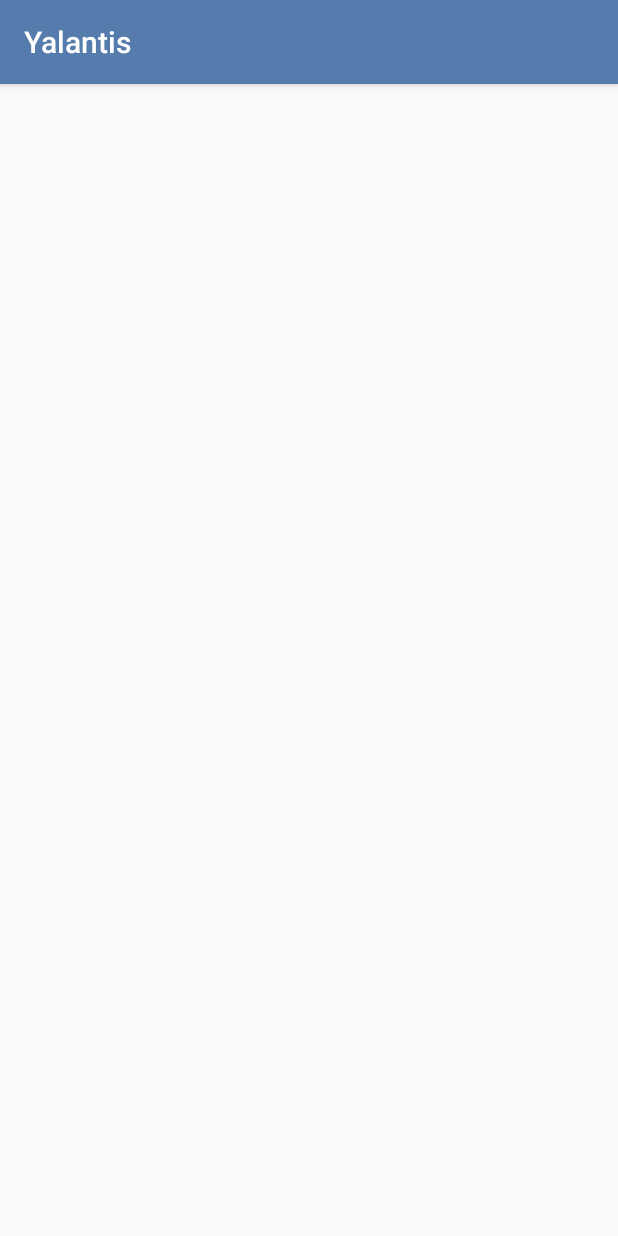
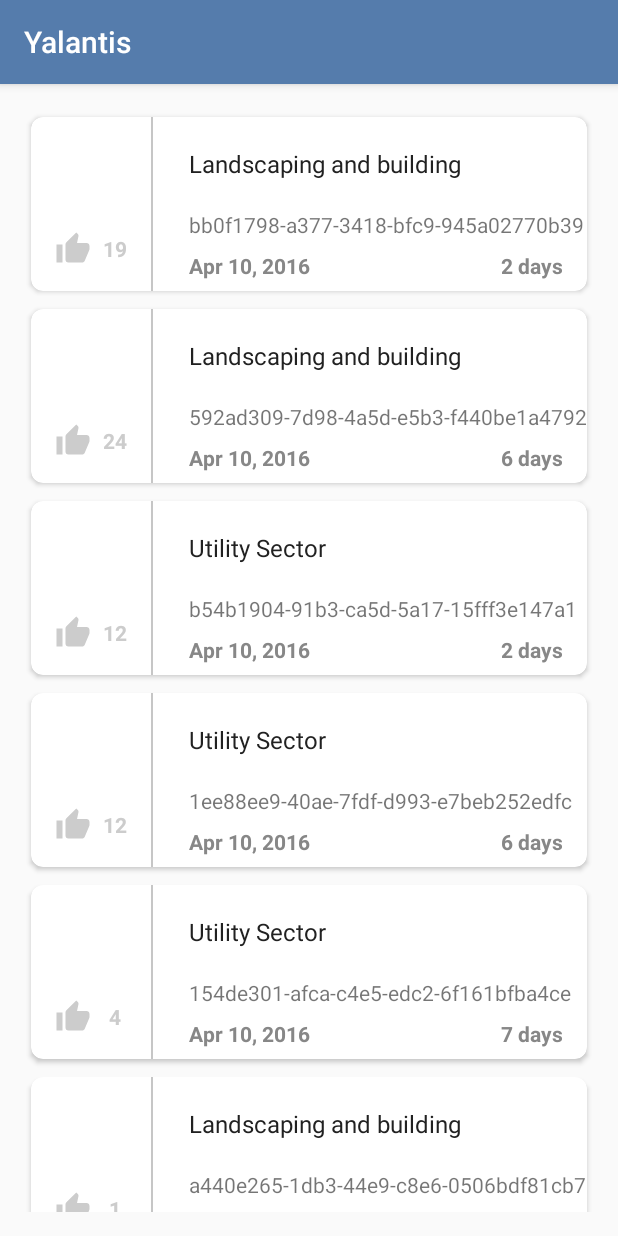
Before and after one commit to Bringoff/YalantisTask1, an Android app: the screen it shows after launch (RequestListActivity), on a phone screen of 412 x 824 dp. Run offline under Robolectric (Android 15) with nearby library versions, the phone set to English and light mode, and no system bars.

Commit message:
Request list fragment with RecyclerView implemented

```diff
--- a/app/build.gradle
+++ b/app/build.gradle
@@ -30,4 +30,5 @@ dependencies {
     compile "com.android.support:cardview-v7:$supportVersion"
     compile "com.android.support:percent:$supportVersion"
     compile "com.github.bumptech.glide:glide:$glideVersion"
+    compile 'com.android.support:support-v4:23.3.0'
 }
--- a/app/src/main/AndroidManifest.xml
+++ b/app/src/main/AndroidManifest.xml
@@ -13,7 +13,9 @@
         android:supportsRtl="true"
         android:theme="@style/AppTheme"
         tools:ignore="GoogleAppIndexingWarning">
-        <activity android:name=".requests.RequestListActivity">
+        <activity
+            android:name=".requests.RequestListActivity"
+            android:screenOrientation="sensorPortrait">
             <intent-filter>
                 <action android:name="android.intent.action.MAIN"/>
 
--- a/app/src/main/java/xyz/bringoff/yalantistask1/requests/RequestListActivity.java
+++ b/app/src/main/java/xyz/bringoff/yalantistask1/requests/RequestListActivity.java
@@ -4,6 +4,7 @@ import android.os.Bundle;
 import android.support.v7.app.AppCompatActivity;
 
 import xyz.bringoff.yalantistask1.R;
+import xyz.bringoff.yalantistask1.requests.fragment.RecyclerRequestListFragment;
 
 public class RequestListActivity extends AppCompatActivity {
 
@@ -11,5 +12,9 @@ public class RequestListActivity extends AppCompatActivity {
     protected void onCreate(Bundle savedInstanceState) {
         super.onCreate(savedInstanceState);
         setContentView(R.layout.activity_request_list);
+
+        getSupportFragmentManager().beginTransaction()
+                .replace(R.id.container, RecyclerRequestListFragment.newInstance())
+                .commit();
     }
 }
--- /dev/null
+++ b/app/src/main/java/xyz/bringoff/yalantistask1/requests/adapter/RequestRecyclerAdapter.java
@@ -0,0 +1,111 @@
+package xyz.bringoff.yalantistask1.requests.adapter;
+
+import android.content.Context;
+import android.support.v7.widget.RecyclerView;
+import android.view.LayoutInflater;
+import android.view.View;
+import android.view.ViewGroup;
+import android.widget.ImageView;
+import android.widget.TextView;
+
+import java.util.List;
+
+import xyz.bringoff.yalantistask1.R;
+import xyz.bringoff.yalantistask1.data.Request;
+import xyz.bringoff.yalantistask1.utils.DateUtils;
+
+public class RequestRecyclerAdapter extends RecyclerView.Adapter<RequestRecyclerAdapter.ViewHolder> {
+
+    private Context mContext;
+    private List<Request> mRequests;
+
+    public RequestRecyclerAdapter(Context context) {
+        mContext = context;
+    }
+
+    @Override
+    public ViewHolder onCreateViewHolder(ViewGroup parent, int viewType) {
+        return new ViewHolder(LayoutInflater.from(
+                parent.getContext()).inflate(R.layout.request_list_item, parent, false));
+    }
+
+    @Override
+    public void onBindViewHolder(ViewHolder holder, int position) {
+        holder.setRequest(mRequests.get(position));
+    }
+
+    @Override
+    public int getItemCount() {
+        return mRequests.size();
+    }
+
+    public void setRequests(List<Request> requests) {
+        mRequests = requests;
+        notifyDataSetChanged();
+    }
+
+    protected class ViewHolder extends RecyclerView.ViewHolder {
+
+        private Request mRequest;
+
+        private ImageView mRequestTypeImageView;
+        private TextView mRequestTypeTextView;
+        private TextView mRequestAddressTextView;
+        private TextView mRequestEndDateTextView;
+        private TextView mRequestBeginDateDiffTextView;
+        private TextView mLikesTextView;
+
+        public ViewHolder(View itemView) {
+            super(itemView);
+            mRequestTypeImageView = (ImageView) itemView.findViewById(R.id.request_type_icon_image_view);
+            mRequestTypeTextView = (TextView) itemView.findViewById(R.id.request_type_text_view);
+            mRequestAddressTextView = (TextView) itemView.findViewById(R.id.request_address_text_view);
+            mRequestEndDateTextView = (TextView) itemView.findViewById(R.id.request_due_date_text_view);
+            mRequestBeginDateDiffTextView = (TextView) itemView.findViewById(R.id.request_days_left_text_view);
+            mLikesTextView = (TextView) itemView.findViewById(R.id.likes_text_view);
+        }
+
+        public void setRequest(Request request) {
+            mRequest = request;
+            setRequestType(mRequest.getRequestType());
+            setRequestAddress(mRequest.getAddress());
+            setBeginDate(mRequest.getCreatedDate());
+            setEndDate(mRequest.getSolveToDate());
+            setLikes(mRequest.getLikes());
+        }
+
+        private void setRequestType(Request.RequestType type) {
+            switch (type) {
+                case BUILDING:
+                    mRequestTypeTextView.setText(mContext.getString(R.string.landscaping_building));
+                    break;
+                case UTILITY_SECTOR:
+                    mRequestTypeTextView.setText(mContext.getString(R.string.utility_sector));
+                    break;
+                case OTHER:
+                    mRequestTypeTextView.setText(mContext.getString(R.string.other));
+                    break;
+
+                default:
+                    break;
+            }
+        }
+
+        private void setRequestAddress(String address) {
+            mRequestAddressTextView.setText(address);
+        }
+
+        private void setBeginDate(long date) {
+            mRequestBeginDateDiffTextView.setText(DateUtils.unixToDateDiffString(mContext, date));
+        }
+
+        private void setEndDate(long date) {
+            mRequestEndDateTextView.setText(DateUtils.unixToMediumDateString(mContext, date));
+        }
+
+        private void setLikes(int likes) {
+            mLikesTextView.setText(String.valueOf(likes));
+        }
+    }
+
+}
--- /dev/null
+++ b/app/src/main/java/xyz/bringoff/yalantistask1/requests/fragment/BaseRequestListFragment.java
@@ -0,0 +1,26 @@
+package xyz.bringoff.yalantistask1.requests.fragment;
+
+import android.os.Bundle;
+import android.support.annotation.Nullable;
+import android.support.v4.app.Fragment;
+
+import java.util.List;
+
+import xyz.bringoff.yalantistask1.data.Request;
+
+public abstract class BaseRequestListFragment extends Fragment {
+
+    protected List<Request> requests;
+
+    @Override
+    public void onCreate(@Nullable Bundle savedInstanceState) {
+        super.onCreate(savedInstanceState);
+    }
+
+    public void setRequests(List<Request> requests) {
+        this.requests = requests;
+        notifyAdapterAboutRequests();
+    }
+
+    protected abstract void notifyAdapterAboutRequests();
+}
--- /dev/null
+++ b/app/src/main/java/xyz/bringoff/yalantistask1/requests/fragment/RecyclerRequestListFragment.java
@@ -0,0 +1,56 @@
+package xyz.bringoff.yalantistask1.requests.fragment;
+
+
+import android.os.Bundle;
+import android.support.annotation.Nullable;
+import android.support.v7.widget.LinearLayoutManager;
+import android.support.v7.widget.RecyclerView;
+import android.view.LayoutInflater;
+import android.view.View;
+import android.view.ViewGroup;
+
+import xyz.bringoff.yalantistask1.R;
+import xyz.bringoff.yalantistask1.requests.adapter.RequestRecyclerAdapter;
+import xyz.bringoff.yalantistask1.utils.DummyDataSources;
+
+public class RecyclerRequestListFragment extends BaseRequestListFragment {
+
+    private RecyclerView mRequestsRecyclerView;
+    private RequestRecyclerAdapter mAdapter;
+
+    public RecyclerRequestListFragment() {
+        // Required empty public constructor
+    }
+
+    public static RecyclerRequestListFragment newInstance() {
+        return new RecyclerRequestListFragment();
+    }
+
+    @Override
+    public void onCreate(@Nullable Bundle savedInstanceState) {
+        super.onCreate(savedInstanceState);
+    }
+
+    @Override
+    public View onCreateView(LayoutInflater inflater, ViewGroup container,
+                             Bundle savedInstanceState) {
+        View view = inflater.inflate(R.layout.fragment_recycler_request_list, container, false);
+        mRequestsRecyclerView = (RecyclerView) view.findViewById(R.id.request_recycler_view);
+        mRequestsRecyclerView.setLayoutManager(new LinearLayoutManager(getActivity()));
+        mAdapter = new RequestRecyclerAdapter(getActivity());
+        mRequestsRecyclerView.setAdapter(mAdapter);
+        return view;
+    }
+
+    @Override
+    public void onViewCreated(View view, @Nullable Bundle savedInstanceState) {
+        super.onViewCreated(view, savedInstanceState);
+
+        setRequests(DummyDataSources.getDummyRequests());
+    }
+
+    @Override
+    protected void notifyAdapterAboutRequests() {
+        mAdapter.setRequests(requests);
+    }
+}
--- /dev/null
+++ b/app/src/main/java/xyz/bringoff/yalantistask1/utils/DateUtils.java
@@ -0,0 +1,25 @@
+package xyz.bringoff.yalantistask1.utils;
+
+import android.content.Context;
+import android.text.format.DateFormat;
+
+import java.util.Date;
+
+import xyz.bringoff.yalantistask1.R;
+
+public class DateUtils {
+
+    public static String unixToMediumDateString(Context context, long unixDate) {
+        return DateFormat.getMediumDateFormat(context).format(new Date(unixDate));
+    }
+
+    public static String unixToDateDiffString(Context context, long unixDate) {
+        long diff = System.currentTimeMillis() - unixDate;
+        int daysDiff = (int) (diff / 60 / 60 / 24);
+        return context.getString(
+                R.string.days_gone_after_creation_format,
+                daysDiff,
+                context.getResources().getQuantityString(R.plurals.days_plural, daysDiff)
+        );
+    }
+}
--- a/app/src/main/res/layout/activity_request_list.xml
+++ b/app/src/main/res/layout/activity_request_list.xml
@@ -1,13 +1,10 @@
 <?xml version="1.0" encoding="utf-8"?>
-<RelativeLayout
+<FrameLayout
+    android:id="@+id/container"
     xmlns:android="http://schemas.android.com/apk/res/android"
     xmlns:tools="http://schemas.android.com/tools"
     android:layout_width="match_parent"
     android:layout_height="match_parent"
-    android:paddingBottom="@dimen/activity_vertical_margin"
-    android:paddingLeft="@dimen/activity_horizontal_margin"
-    android:paddingRight="@dimen/activity_horizontal_margin"
-    android:paddingTop="@dimen/activity_vertical_margin"
     tools:context="xyz.bringoff.yalantistask1.requests.RequestListActivity">
 
-</RelativeLayout>
+</FrameLayout>
--- /dev/null
+++ b/app/src/main/res/layout/fragment_recycler_request_list.xml
@@ -0,0 +1,17 @@
+<FrameLayout
+    xmlns:android="http://schemas.android.com/apk/res/android"
+    xmlns:tools="http://schemas.android.com/tools"
+    android:layout_width="match_parent"
+    android:layout_height="match_parent"
+    android:paddingBottom="@dimen/activity_vertical_margin"
+    android:paddingLeft="@dimen/activity_horizontal_margin"
+    android:paddingRight="@dimen/activity_horizontal_margin"
+    android:paddingTop="@dimen/activity_vertical_margin"
+    tools:context=".requests.fragment.RecyclerRequestListFragment">
+
+    <android.support.v7.widget.RecyclerView
+        android:id="@+id/request_recycler_view"
+        android:layout_width="match_parent"
+        android:layout_height="match_parent"
+        tools:listitem="@layout/request_list_item"/>
+</FrameLayout>
--- a/app/src/main/res/layout/request_list_item.xml
+++ b/app/src/main/res/layout/request_list_item.xml
@@ -27,12 +27,12 @@
             android:layout_alignParentBottom="true"
             android:layout_alignParentLeft="true"
             android:layout_alignParentStart="true"
-            android:layout_toLeftOf="@id/divider"
+            android:layout_toLeftOf="@+id/divider"
             android:layout_toStartOf="@id/divider"
             tools:text="2"/>
 
         <View
-            android:id="@+id/divider"
+            android:id="@id/divider"
             android:layout_width="@dimen/divider_size"
             android:layout_height="match_parent"
             android:layout_marginEnd="@dimen/request_divider_right_margin"
--- a/app/src/main/res/values/dimens.xml
+++ b/app/src/main/res/values/dimens.xml
@@ -6,6 +6,7 @@
     <dimen name="tag_vertical_padding">6dp</dimen>
     <dimen name="default_vertical_margin">12dp</dimen>
     <dimen name="title_text_size">16sp</dimen>
+    <dimen name="list_item_image_size">152dp</dimen>
     <dimen name="divider_size">1dp</dimen>
     <dimen name="card_corner_radius">8dp</dimen>
     <dimen name="like_drawable_padding">8dp</dimen>
--- a/app/src/main/res/values/strings.xml
+++ b/app/src/main/res/values/strings.xml
@@ -13,4 +13,12 @@
     <string name="description_stub">Opened hatch (near by the billboard), the area of 18 and 19 trams turn to the Mir avenue from the Donetsk roadway</string>
     <string name="image_view_content_description">Photo of incident</string>
     <string name="occasion_code_stub" translatable="false">CE-1257218</string>
+    <string name="days_gone_after_creation_format">%1$d %2$s</string>
+    <string name="landscaping_building">Landscaping and building</string>
+    <string name="other">Other</string>
+
+    <plurals name="days_plural">
+        <item quantity="one">day</item>
+        <item quantity="other">days</item>
+    </plurals>
 </resources>
```
